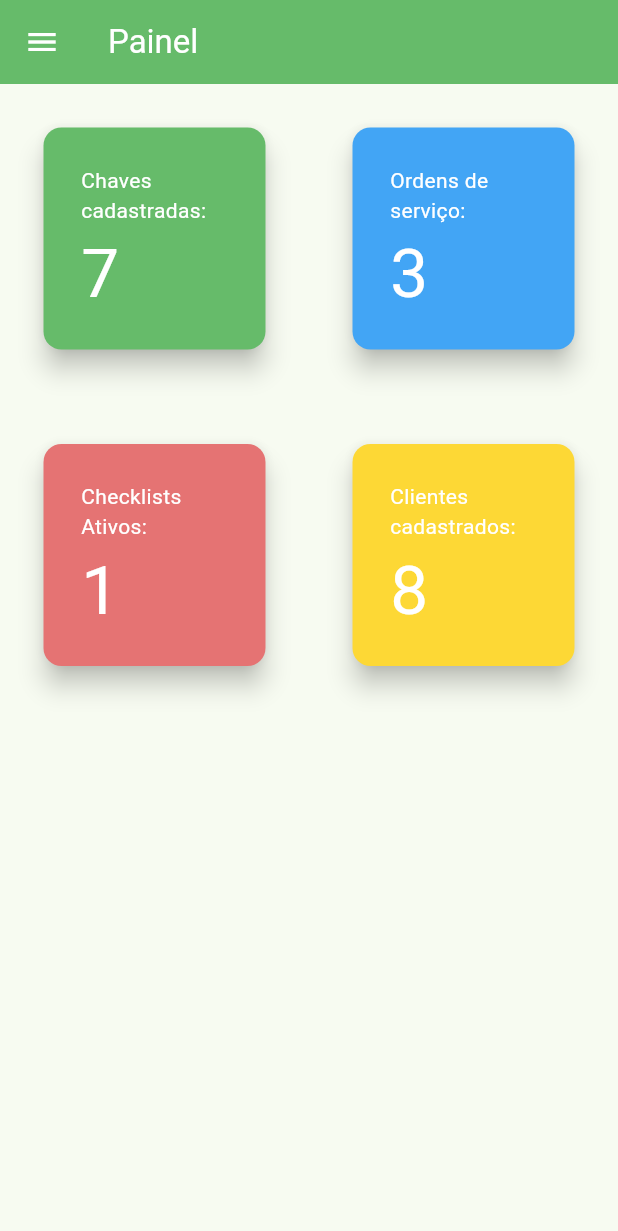
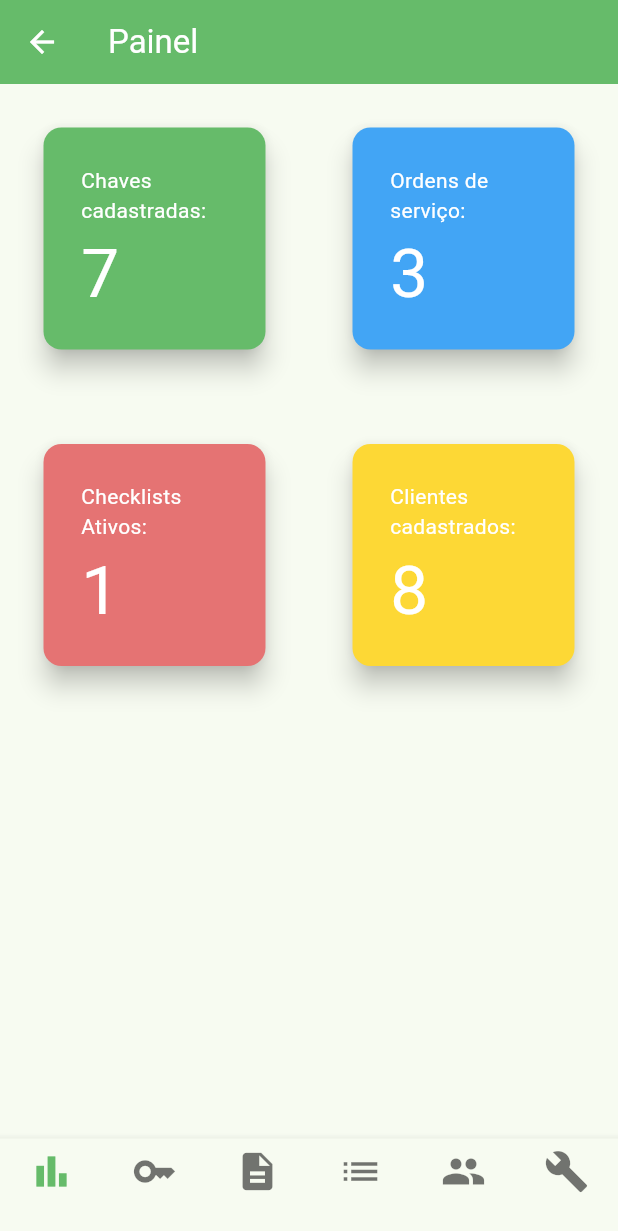
Before and after one commit to gabeFrancisco/DoctorKeyMobile, a Flutter app: the DashboardView screen opened directly, on a phone screen of 412 x 824 dp. Shown: the top 1231 px of the screen. Run offline on Flutter 3.47's test engine with Material 2 defaults, Android fonts, the phone set to English and light mode, and no system bars; our stand-ins replace flutter_secure_storage; accounts and stored records are empty.

Commit message:
started BottomBar and PageView component

```diff
--- a/lib/views/dashboard_view.dart
+++ b/lib/views/dashboard_view.dart
@@ -1,5 +1,7 @@
 import 'package:doctorkey/widgets/app_drawer.dart';
 import 'package:flutter/material.dart';
+
+import '../widgets/bottom_navigation.dart';
 
 class DashboardView extends StatefulWidget {
   const DashboardView({super.key});
@@ -17,7 +19,10 @@ class _DashboardViewState extends State<DashboardView> {
         title: const Text("Painel"),
         foregroundColor: Colors.white,
       ),
-      drawer: const AppDrawer(),
+      // drawer: const AppDrawer(),
+      bottomNavigationBar: const BottomNavigation(
+        selected: 0,
+      ),
       body: Center(
         child: GridView(
           gridDelegate: const SliverGridDelegateWithFixedCrossAxisCount(
--- a/lib/views/init_view.dart
+++ b/lib/views/init_view.dart
@@ -1,4 +1,5 @@
 import 'package:doctorkey/repositories/user_repository.dart';
+import 'package:doctorkey/views/home_page.dart';
 import 'package:doctorkey/views/key_list_view.dart';
 import 'package:flutter/material.dart';
 import 'package:flutter/services.dart';
@@ -38,7 +39,7 @@ class _LoginScreenState extends State<InitScreen> {
           if (snapshot.data == null) {
             return buildScaffold(context);
           } else {
-            return const KeyListView();
+            return const HomePage();
           }
         });
   }
@@ -131,7 +132,7 @@ class _LoginScreenState extends State<InitScreen> {
                                             Navigator.pushReplacement(
                                                 context,
                                                 MaterialPageRoute(
-                                                    builder: (context) => const KeyListView()))
+                                                    builder: (context) => const HomePage()))
                                           }
                                         else
                                           {setLoading(false), setError(true)}
--- /dev/null
+++ b/lib/widgets/bottom_navigation.dart
@@ -0,0 +1,26 @@
+import 'package:flutter/material.dart';
+
+class BottomNavigation extends StatelessWidget {
+  final int selected;
+  const BottomNavigation({super.key, required this.selected});
+
+  @override
+  Widget build(BuildContext context) {
+    return BottomNavigationBar(
+        iconSize: 30,
+        elevation: 5,
+        type: BottomNavigationBarType.fixed,
+        currentIndex: selected,
+        items: const [
+          BottomNavigationBarItem(
+            icon: Icon(Icons.bar_chart_outlined),
+            label: "",
+          ),
+          BottomNavigationBarItem(icon: Icon(Icons.key), label: ""),
+          BottomNavigationBarItem(icon: Icon(Icons.description), label: ""),
+          BottomNavigationBarItem(icon: Icon(Icons.list), label: ""),
+          BottomNavigationBarItem(icon: Icon(Icons.group), label: ""),
+          BottomNavigationBarItem(icon: Icon(Icons.build), label: ""),
+        ]);
+  }
+}
```
Also changed, not shown: lib/views/home_page.dart (added, +35 -0 lines), lib/views/key_list_view.dart (+5 -2 lines), lib/widgets/bottomNavigation.dart (deleted, +0 -20 lines).
